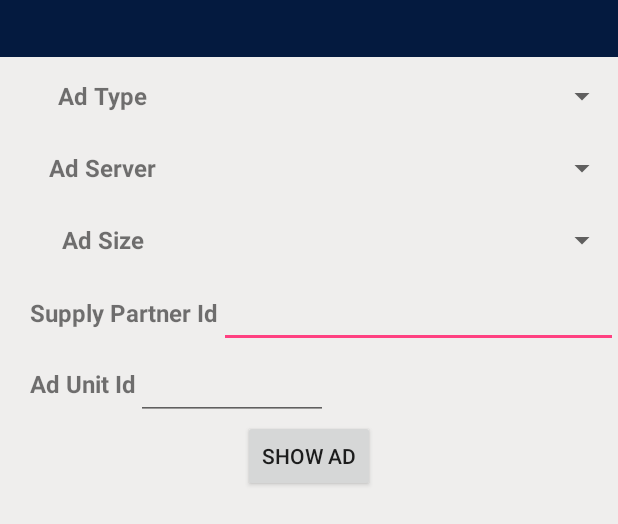
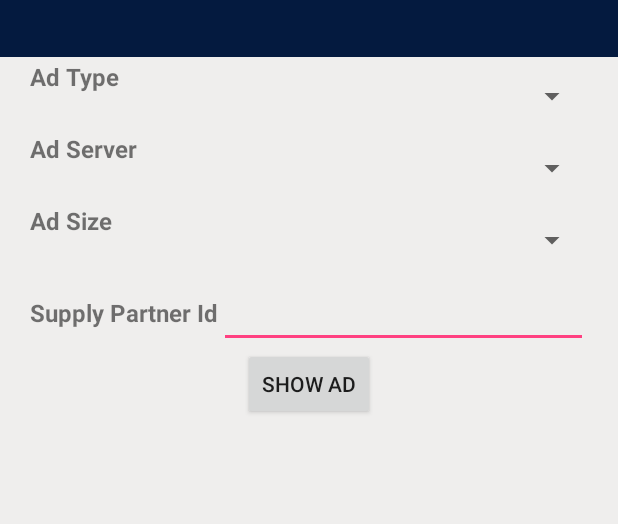
Before and after one commit to gamoshi/prebid-mobile-demo, an Android app: the layout activity_main.xml on its own in the app's theme, with its tools: preview values and no code run, on a phone screen of 412 x 824 dp. Shown: the top 524 px of the screen. Run offline under Robolectric (Android 15) with nearby library versions, the phone set to English and light mode, and no system bars.

Commit message:
Refactor and modify layouts

```diff
--- a/android/GamoshiAndroidApp/app/src/main/java/com/gamoshi/app/GamoshiActivity.java
+++ b/android/GamoshiAndroidApp/app/src/main/java/com/gamoshi/app/GamoshiActivity.java
@@ -17,7 +17,6 @@
 package com.gamoshi.app;
 
 import android.content.Intent;
-import android.graphics.drawable.Drawable;
 import android.os.Bundle;
 import android.util.Log;
 import android.widget.FrameLayout;
@@ -89,8 +88,11 @@ public class GamoshiActivity extends AppCompatActivity {
         String adServerName = intent.getStringExtra(Constants.AD_SERVER_NAME);
         String adSizeName = intent.getStringExtra(Constants.AD_SIZE_NAME);
 
+        String subTitle = getString(R.string.app_name);
+        subTitle = subTitle + " ( " + adTypeName + " )";
+
         TextView title = findViewById(R.id.adTitle);
-        title.setText(String.format("Gamoshi - Mobile ( %s )", adTypeName));
+        title.setText(subTitle);
 
         // Get ad types constants:
         String adTypeBanner = getString(R.string.adTypeBanner);
--- a/android/GamoshiAndroidApp/app/src/main/java/com/gamoshi/app/MainActivity.java
+++ b/android/GamoshiAndroidApp/app/src/main/java/com/gamoshi/app/MainActivity.java
@@ -32,8 +32,6 @@ public class MainActivity extends AppCompatActivity {
 
         ActionBar bar = getSupportActionBar();
         if (bar != null) {
-            //for image
-
             bar.setCustomView(R.layout.custom_title_bar);
             bar.setDisplayOptions(bar.DISPLAY_SHOW_CUSTOM);
         }
@@ -45,9 +43,7 @@ public class MainActivity extends AppCompatActivity {
         }
 
         TextView title = findViewById(R.id.adTitle);
-        title.setText("Gamoshi - Mobile");
-
-        // Set up all components
+        title.setText(getString(R.string.app_name));
 
         // Ad Type Spinner set up
         adTypeSpinnerSetUp();
@@ -85,9 +81,6 @@ public class MainActivity extends AppCompatActivity {
     }
 
     private void adServerSpinnerSetUp() {
-        EditText adUnitIdText = findViewById(R.id.adUnitIdInput);
-        String adServerAdManager = getResources().getString(R.string.adServerAdManager);
-        String adServerMoPub = getString(R.string.adServerMoPub);
         Spinner adServerSpinner = findViewById(R.id.adServerSpinner);
         ArrayAdapter<CharSequence> adServerAdapter =
                 ArrayAdapter.createFromResource(this,
@@ -104,12 +97,6 @@ public class MainActivity extends AppCompatActivity {
                     return;
                 }
                 adServer = adServers.get(pos);
-
-                if (adServer.equals(adServerMoPub)) {
-                    adUnitIdText.setText(Constants.GAMOSHI_MOPUB_BANNER_ADUNIT_ID_300x250);
-                } else if (adServer.equals(adServerAdManager)) {
-                    adUnitIdText.setText(Constants.GAMOSHI_DFP_BANNER_ADUNIT_ID_ALL_SIZES);
-                }
             }
 
             @Override
@@ -131,8 +118,6 @@ public class MainActivity extends AppCompatActivity {
 
         final LinearLayout adSizeRow = findViewById(R.id.adSizeRow);
         final EditText supplyPartnerIdText = findViewById(R.id.supplyPartnerIdInput);
-
-        //final LinearLayout adRefreshRow = findViewById(R.id.autoRefreshRow);
 
         adTypeSpinner.setOnItemSelectedListener(new AdapterView.OnItemSelectedListener() {
             List<String> adTypes = Arrays.asList(getResources().getStringArray(R.array.adTypeArray));
@@ -186,8 +171,15 @@ public class MainActivity extends AppCompatActivity {
             gamoshiActivityIntent.putExtra(Constants.SUPPLY_PARTNER_ID_NAME, supplyPartnerIdString);
         }
 
-        EditText adUnitIdText = findViewById(R.id.adUnitIdInput);
-        String adUnitIdString = adUnitIdText.getText().toString();
+        String adServerMoPub = getString(R.string.adServerMoPub);
+        String adServerAdManager = getString(R.string.adServerAdManager);
+        String adUnitIdString = null;
+        if (adServer.equals(adServerMoPub)) {
+            adUnitIdString = Constants.GAMOSHI_MOPUB_BANNER_ADUNIT_ID_300x250;
+        } else if (adServer.equals(adServerAdManager)) {
+            adUnitIdString = Constants.GAMOSHI_DFP_BANNER_ADUNIT_ID_ALL_SIZES;
+        }
+
         if (!TextUtils.isEmpty(adUnitIdString)) {
             gamoshiActivityIntent.putExtra(Constants.AD_UNIT_ID_NAME, adUnitIdString);
         }
--- a/android/GamoshiAndroidApp/app/src/main/res/layout/activity_main.xml
+++ b/android/GamoshiAndroidApp/app/src/main/res/layout/activity_main.xml
@@ -19,7 +19,8 @@
             android:layout_height="wrap_content"
             android:layout_gravity="top"
             android:background="@color/colorPrimary"
-            android:padding="5dp"
+            android:paddingTop="5dp"
+            android:paddingBottom="5dp"
             android:textAlignment="center"
             android:textColor="@color/colorWhite"
             android:textSize="20sp" />
@@ -28,23 +29,21 @@
     <LinearLayout
         android:layout_width="match_parent"
         android:layout_height="match_parent"
-        android:layout_gravity="center"
-        android:orientation="vertical">
-
+        android:orientation="vertical"
+        android:paddingLeft="20dp"
+        android:paddingRight="20dp">
 
         <LinearLayout
             android:layout_width="match_parent"
             android:layout_height="wrap_content"
-            android:orientation="horizontal"
-            android:padding="0dp">
+            android:orientation="horizontal">
 
             <TextView
                 android:id="@+id/adTypeText"
                 android:layout_width="136dp"
                 android:layout_height="wrap_content"
-                android:gravity="center"
+                android:gravity="start"
                 android:minHeight="48dp"
-                android:padding="8dp"
                 android:text="@string/adTypeText"
                 android:textSize="16sp"
                 android:textStyle="bold" />
@@ -53,8 +52,6 @@
                 android:id="@+id/adTypeSpinner"
                 android:layout_width="match_parent"
                 android:layout_height="wrap_content"
-                android:layout_gravity="end"
-                android:gravity="center"
                 android:minWidth="128dp"
                 android:minHeight="48dp" />
         </LinearLayout>
@@ -62,16 +59,14 @@
         <LinearLayout
             android:layout_width="match_parent"
             android:layout_height="wrap_content"
-            android:orientation="horizontal"
-            android:padding="0dp">
+            android:orientation="horizontal">
 
             <TextView
                 android:id="@+id/adServerText"
                 android:layout_width="136dp"
                 android:layout_height="wrap_content"
-                android:gravity="center"
+                android:gravity="start"
                 android:minHeight="48dp"
-                android:padding="8dp"
                 android:text="@string/adServerText"
                 android:textSize="16sp"
                 android:textStyle="bold" />
@@ -80,7 +75,6 @@
                 android:id="@+id/adServerSpinner"
                 android:layout_width="match_parent"
                 android:layout_height="wrap_content"
-                android:layout_gravity="end"
                 android:gravity="center"
                 android:minWidth="128dp"
                 android:minHeight="48dp" />
@@ -90,16 +84,14 @@
             android:id="@+id/adSizeRow"
             android:layout_width="match_parent"
             android:layout_height="wrap_content"
-            android:orientation="horizontal"
-            android:padding="0dp">
+            android:orientation="horizontal">
 
             <TextView
                 android:id="@+id/adSizeText"
                 android:layout_width="136dp"
                 android:layout_height="wrap_content"
-                android:gravity="center"
+                android:gravity="start"
                 android:minHeight="48dp"
-                android:padding="8dp"
                 android:text="@string/adSizeText"
                 android:textSize="16sp"
                 android:textStyle="bold" />
@@ -108,7 +100,6 @@
                 android:id="@+id/adSizeSpinner"
                 android:layout_width="match_parent"
                 android:layout_height="wrap_content"
-                android:layout_gravity="end"
                 android:gravity="center"
                 android:minWidth="128dp"
                 android:minHeight="48dp" />
@@ -118,16 +109,14 @@
             android:id="@+id/supplyPartnerIdRow"
             android:layout_width="match_parent"
             android:layout_height="wrap_content"
-            android:orientation="horizontal"
-            android:padding="0dp">
+            android:orientation="horizontal">
 
             <TextView
                 android:id="@+id/supplyPartnerIdText"
                 android:layout_width="wrap_content"
                 android:layout_height="wrap_content"
-                android:gravity="center"
+                android:gravity="start"
                 android:minHeight="48dp"
-                android:paddingLeft="20dp"
                 android:text="@string/supplyPartnerIdText"
                 android:textSize="16sp"
                 android:textStyle="bold" />
@@ -136,35 +125,6 @@
                 android:id="@+id/supplyPartnerIdInput"
                 android:layout_width="match_parent"
                 android:layout_height="wrap_content"
-                android:gravity="center"
-                android:inputType="phone"
-                android:minWidth="128dp"
-                android:minHeight="48dp" />
-        </LinearLayout>
-
-        <LinearLayout
-            android:id="@+id/adUnitIdRow"
-            android:layout_width="match_parent"
-            android:layout_height="wrap_content"
-            android:orientation="horizontal"
-            android:padding="0dp">
-
-            <TextView
-                android:id="@+id/adUnitIdText"
-                android:layout_width="wrap_content"
-                android:layout_height="wrap_content"
-                android:gravity="center"
-                android:minHeight="48dp"
-                android:paddingLeft="20dp"
-                android:text="@string/adUnitIdText"
-                android:textSize="16sp"
-                android:textStyle="bold" />
-
-            <EditText
-                android:id="@+id/adUnitIdInput"
-                android:layout_width="wrap_content"
-                android:layout_height="wrap_content"
-                android:layout_gravity="center"
                 android:gravity="center"
                 android:inputType="phone"
                 android:minWidth="128dp"
```
Also changed, not shown: android/GamoshiAndroidApp/app/src/main/res/assets/gamoshi_logo.png (added), android/GamoshiAndroidApp/app/src/main/res/assets/gamoshi_logo.svg (added), android/GamoshiAndroidApp/app/src/main/res/assets/gamoshi_logo_only.png (added).
